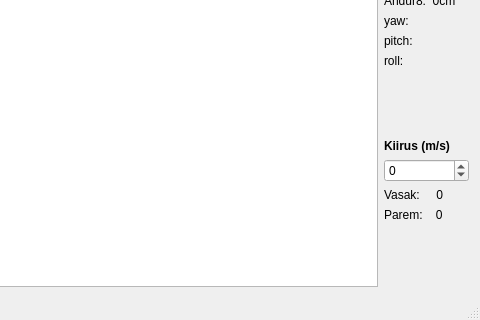
This is Software/Remote/FollowerRemote/followerui.ui in TalTechRobotiklubi/Follower as Qt 5 draws it before an edit; both pictures show x 208 to 688 and y 261 to 581 of the 688 by 581 pixel window. The edited form follows.
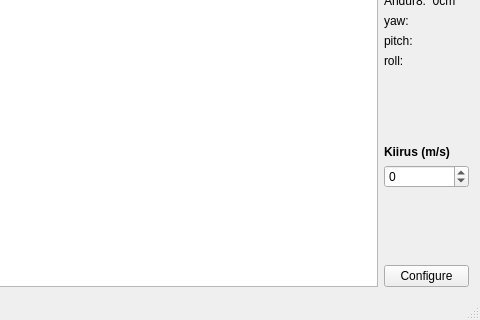
This is the edited form.

Commit message: Added a updating field to PidSetup message, so as long as it is high no driving is done, but parameters are updated. Added drive module to SensorBoard to control the driving of motors. Adde configure dialog into remote PC application to send pid parameters.

The edit to the form file:
```diff
--- a/Software/Remote/FollowerRemote/followerui.ui
+++ b/Software/Remote/FollowerRemote/followerui.ui
@@ -168,20 +168,6 @@
           </property>
          </widget>
         </item>
-        <item>
-         <widget class="QLabel" name="lbl_leftSpeed">
-          <property name="text">
-           <string>Vasak:     0</string>
-          </property>
-         </widget>
-        </item>
-        <item>
-         <widget class="QLabel" name="lbl_rightSpeed">
-          <property name="text">
-           <string>Parem:    0</string>
-          </property>
-         </widget>
-        </item>
         <item>
          <spacer name="verticalSpacer_2">
           <property name="orientation">
@@ -195,6 +181,13 @@
           </property>
          </spacer>
         </item>
+        <item>
+         <widget class="QPushButton" name="pushButton">
+          <property name="text">
+           <string>Configure</string>
+          </property>
+         </widget>
+        </item>
        </layout>
       </item>
      </layout>
```
The commit also changes 26 other files.
